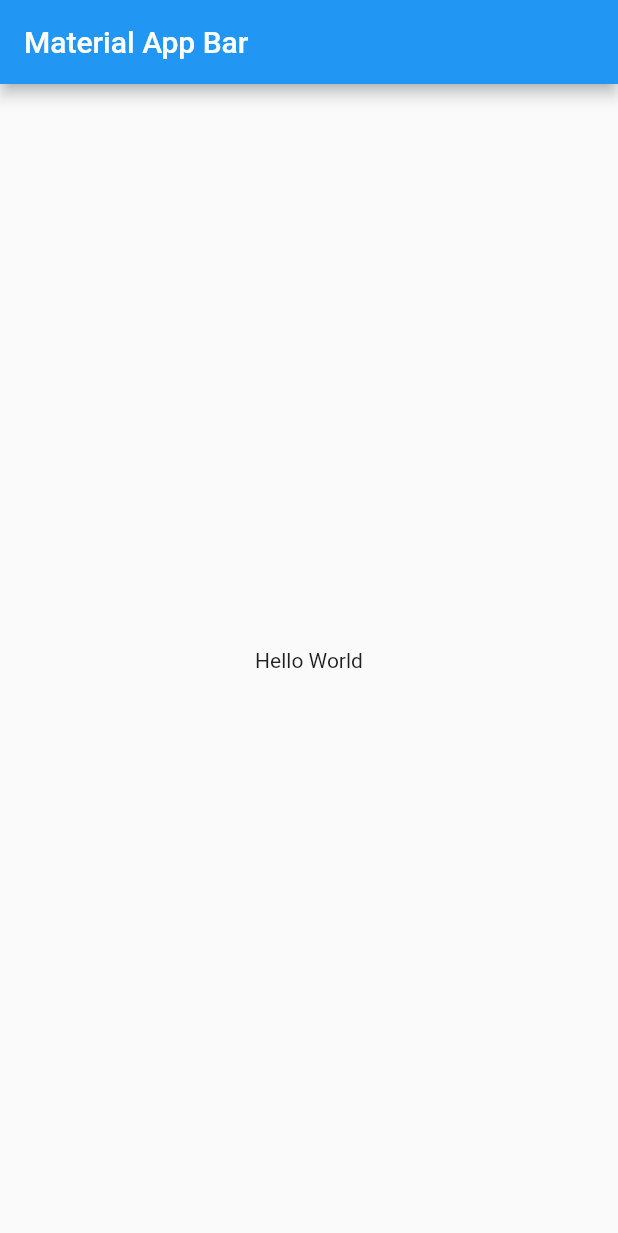
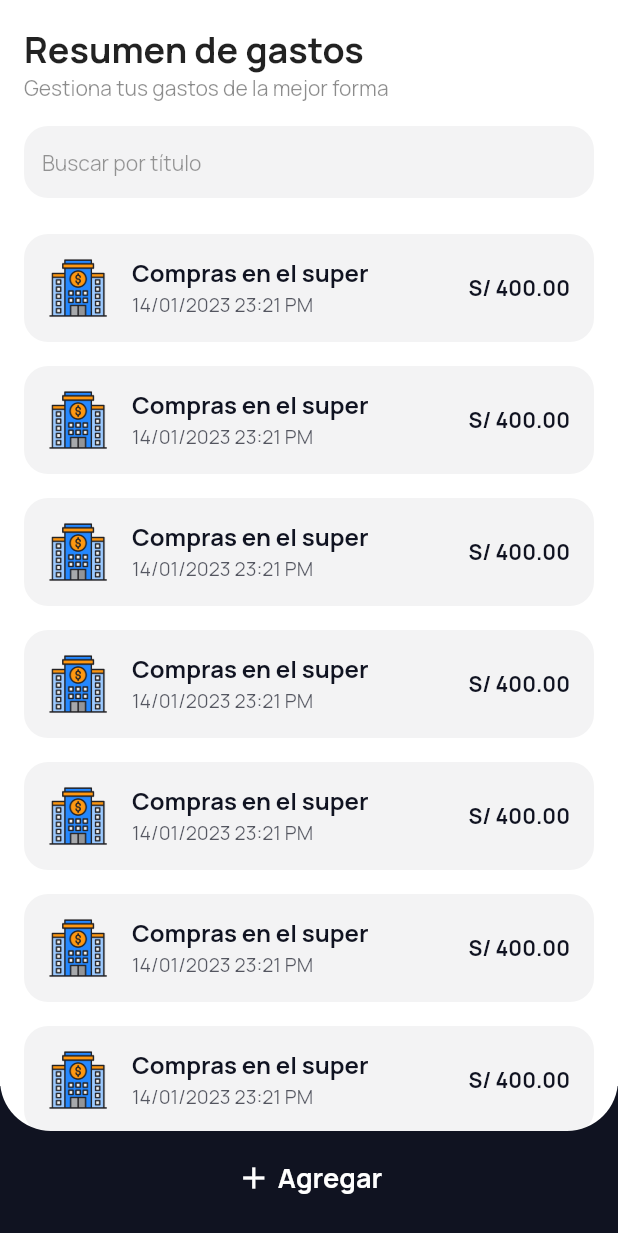
Before and after one commit to Rigel-Developer/codigo5_billsapp, a Flutter app: the screen it shows after launch, on a phone screen of 412 x 824 dp. Shown: the top 1233 px of the screen. Run offline on Flutter 3.47's test engine with Material 2 defaults, Android fonts, the phone set to English and light mode, and no system bars; our stand-ins replace google_fonts, sqflite; accounts and stored records are empty.

Commit message:
saturday preview

```diff
--- a/lib/main.dart
+++ b/lib/main.dart
@@ -1,6 +1,15 @@
+import 'package:codigo5_billsapp/pages/home_page.dart';
 import 'package:flutter/material.dart';
+import 'package:flutter_localizations/flutter_localizations.dart';
+import 'package:google_fonts/google_fonts.dart';
 
-void main() => runApp(const MyApp());
+import 'package:intl/date_symbol_data_local.dart';
+
+void main() {
+  initializeDateFormatting('es');
+
+  runApp(const MyApp());
+}
 
 class MyApp extends StatelessWidget {
   const MyApp({super.key});
@@ -9,14 +18,20 @@ class MyApp extends StatelessWidget {
   Widget build(BuildContext context) {
     return MaterialApp(
       title: 'Material App',
-      home: Scaffold(
-        appBar: AppBar(
-          title: const Text('Material App Bar'),
-        ),
-        body: const Center(
-          child: Text('Hello World'),
-        ),
+      theme: ThemeData(
+        // primarySwatch: Colors.blue,
+        textTheme: GoogleFonts.manropeTextTheme(),
       ),
+      localizationsDelegates: const [
+        GlobalMaterialLocalizations.delegate,
+        GlobalWidgetsLocalizations.delegate,
+        GlobalCupertinoLocalizations.delegate
+      ],
+      supportedLocales: const [
+        Locale('es', 'ES'),
+        Locale('en', 'US'),
+      ],
+      home: const HomePage(),
     );
   }
 }
--- /dev/null
+++ b/lib/pages/home_page.dart
@@ -0,0 +1,159 @@
+import 'package:codigo5_billsapp/pages/modals/register_modal.dart';
+
+import 'package:codigo5_billsapp/widgets/item_bill_widget.dart';
+
+import 'package:codigo5_billsapp/widgets/texfield_normal_widget.dart';
+import 'package:flutter/material.dart';
+
+class HomePage extends StatefulWidget {
+  const HomePage({super.key});
+
+  @override
+  State<HomePage> createState() => _HomePageState();
+}
+
+class _HomePageState extends State<HomePage> {
+  final TextEditingController _searchController = TextEditingController();
+
+  showRegisterModal() {
+    showModalBottomSheet(
+      context: context,
+      backgroundColor: Colors.transparent,
+      isScrollControlled: true,
+      builder: (BuildContext context) {
+        return Padding(
+          padding: EdgeInsets.only(
+            bottom: MediaQuery.of(context).viewInsets.bottom,
+          ),
+          child: const RegisterModal(),
+        );
+      },
+    );
+  }
+
+  @override
+  Widget build(BuildContext context) {
+    return Scaffold(
+      body: Stack(
+        children: [
+          //Boton de agregar
+          Column(
+            mainAxisAlignment: MainAxisAlignment.end,
+            children: [
+              // Expanded(child: SizedBox()),
+              InkWell(
+                onTap: () {
+                  showRegisterModal();
+                },
+                child: Container(
+                  width: double.infinity,
+                  height: 100.0,
+                  color: const Color(0xff101321),
+                  alignment: Alignment.center,
+                  child: const Column(
+                    mainAxisAlignment: MainAxisAlignment.end,
+                    children: [
+                      Row(
+                        mainAxisAlignment: MainAxisAlignment.center,
+                        children: [
+                          Icon(
+                            Icons.add,
+                            color: Colors.white,
+                          ),
+                          SizedBox(
+                            width: 4.0,
+                          ),
+                          Text(
+                            "Agregar",
+                            style: TextStyle(
+                              color: Colors.white,
+                              fontSize: 18.0,
+                              fontWeight: FontWeight.w700,
+                            ),
+                          ),
+                        ],
+                      ),
+                      SizedBox(
+                        height: 26.0,
+                      ),
+                    ],
+                  ),
+                ),
+              ),
+            ],
+          ),
+
+          Column(
+            children: [
+              Expanded(
+                child: Container(
+                  width: double.infinity,
+                  decoration: const BoxDecoration(
+                    color: Colors.white,
+                    borderRadius: BorderRadius.only(
+                      bottomLeft: Radius.circular(34),
+                      bottomRight: Radius.circular(34),
+                    ),
+                  ),
+                  child: SafeArea(
+                    child: SingleChildScrollView(
+                      physics: const BouncingScrollPhysics(),
+                      child: Padding(
+                        padding: const EdgeInsets.all(16.0),
+                        child: Column(
+                          crossAxisAlignment: CrossAxisAlignment.start,
+                          children: [
+                            const Text(
+                              "Resumen de gastos",
+                              style: TextStyle(
+                                fontSize: 24.0,
+                                fontWeight: FontWeight.bold,
+                              ),
+                            ),
+                            const Text(
+                              "Gestiona tus gastos de la mejor forma",
+                              style: TextStyle(
+                                fontSize: 14.0,
+                                fontWeight: FontWeight.w400,
+                                color: Colors.black45,
+                              ),
+                            ),
+                            const SizedBox(
+                              height: 16.0,
+                            ),
+                            TextFieldNormalWidget(
+                              hintText: "Buscar por título",
+                              controller: _searchController,
+                            ),
+                            const SizedBox(
+                              height: 16.0,
+                            ),
+                            const ItemBillWidget(),
+                            const ItemBillWidget(),
+                            const ItemBillWidget(),
+                            const ItemBillWidget(),
+                            const ItemBillWidget(),
+                            const ItemBillWidget(),
+                            const ItemBillWidget(),
+                            const ItemBillWidget(),
+                            const ItemBillWidget(),
+                            const ItemBillWidget(),
+                          ],
+                        ),
+                      ),
+                    ),
+                  ),
+                ),
+              ),
+              const SizedBox(
+                height: 70.0,
+              ),
+            ],
+          ),
+
+          //Sección de listado general
+        ],
+      ),
+    );
+  }
+}
--- /dev/null
+++ b/lib/widgets/item_bill_widget.dart
@@ -0,0 +1,47 @@
+import 'package:flutter/material.dart';
+
+class ItemBillWidget extends StatelessWidget {
+  const ItemBillWidget({super.key});
+
+  @override
+  Widget build(BuildContext context) {
+    return Container(
+      margin: const EdgeInsets.symmetric(vertical: 8.0),
+      decoration: BoxDecoration(
+        color: const Color(0xff101321).withOpacity(0.05),
+        borderRadius: BorderRadius.circular(16.0),
+      ),
+      child: ListTile(
+        leading: Image.asset(
+          "assets/images/banco.png",
+          height: 40,
+          width: 40,
+        ),
+        title: const Text(
+          "Compras en el super",
+          style: TextStyle(
+            fontSize: 16.0,
+            fontWeight: FontWeight.w700,
+            color: Color(0xff101321),
+          ),
+        ),
+        subtitle: Text(
+          "14/01/2023 23:21 PM",
+          style: TextStyle(
+            fontSize: 13.0,
+            fontWeight: FontWeight.w400,
+            color: const Color(0xff101321).withOpacity(0.70),
+          ),
+        ),
+        trailing: const Text(
+          "S/ 400.00",
+          style: TextStyle(
+            fontSize: 14.0,
+            fontWeight: FontWeight.w700,
+            color: Color(0xff101321),
+          ),
+        ),
+      ),
+    );
+  }
+}
--- /dev/null
+++ b/lib/widgets/texfield_normal_widget.dart
@@ -0,0 +1,46 @@
+import 'package:flutter/material.dart';
+
+class TextFieldNormalWidget extends StatelessWidget {
+  String hintText;
+  bool isNumber = false;
+  bool isDatePicker = false;
+  VoidCallback? onMandarina;
+  TextEditingController controller;
+
+  TextFieldNormalWidget({
+    super.key,
+    required this.hintText,
+    this.isNumber = false,
+    this.isDatePicker = false,
+    this.onMandarina,
+    required this.controller,
+  });
+
+  @override
+  Widget build(BuildContext context) {
+    return TextField(
+      controller: controller,
+      keyboardType: isNumber ? TextInputType.number : TextInputType.text,
+      readOnly: isDatePicker,
+      onTap: onMandarina,
+      decoration: InputDecoration(
+        hintText: hintText,
+        hintStyle: TextStyle(
+          fontSize: 14.0,
+          color: Colors.black.withOpacity(0.40),
+        ),
+        filled: true,
+        fillColor: const Color(0xff101321).withOpacity(0.05),
+        contentPadding: const EdgeInsets.all(12.0),
+        focusedBorder: OutlineInputBorder(
+          borderRadius: BorderRadius.circular(16.0),
+          borderSide: BorderSide.none,
+        ),
+        enabledBorder: OutlineInputBorder(
+          borderRadius: BorderRadius.circular(16.0),
+          borderSide: BorderSide.none,
+        ),
+      ),
+    );
+  }
+}
```
Also changed, not shown: lib/db/db_admin.dart (added, +28 -0 lines), lib/pages/modals/register_modal.dart (added, +143 -0 lines), lib/util/data_general.dart (added, +15 -0 lines), lib/widgets/item_type_widget.dart (added, +49 -0 lines), pubspec.yaml (+10 -2 lines), assets/images/banco.png (added), assets/images/control-de-juego.png (added), assets/images/energia-renovable.png (added), assets/images/food-and-drink.png (added), assets/images/mas.png (added), pubspec.lock, 6 other files.
